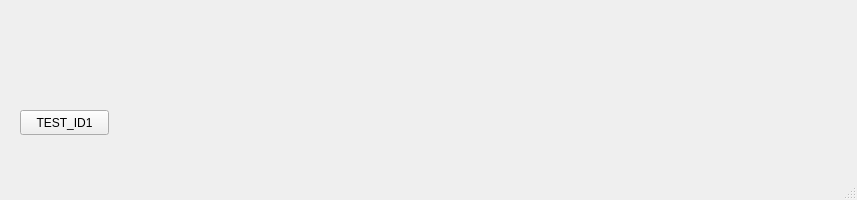
This is eggplant/mainwindow.ui in xlloss/car_info as Qt 5 draws it before an edit. The edited form follows.
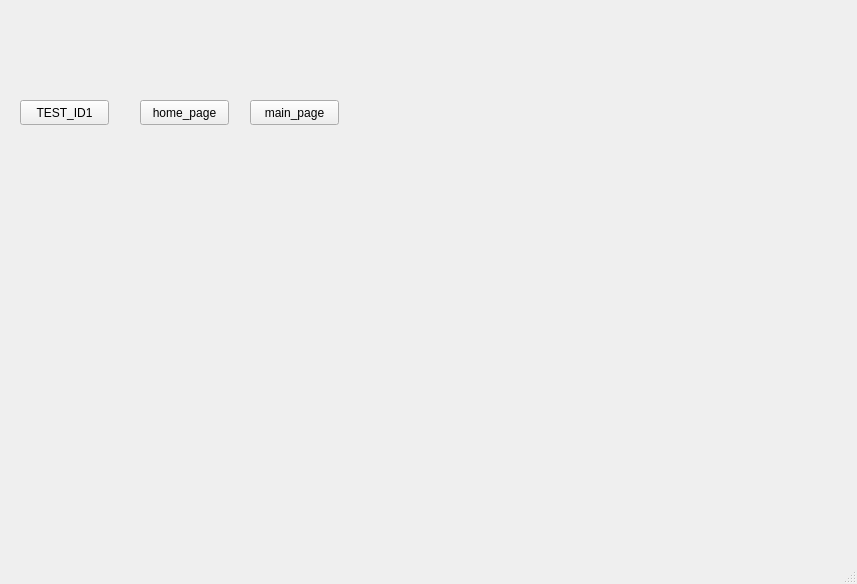
This is the edited form.

Commit message: add home, main page

The edit to the form file:
```diff
--- a/eggplant/mainwindow.ui
+++ b/eggplant/mainwindow.ui
@@ -7,7 +7,7 @@
     <x>0</x>
     <y>0</y>
     <width>857</width>
-    <height>200</height>
+    <height>584</height>
    </rect>
   </property>
   <property name="windowTitle">
@@ -29,7 +29,7 @@
     <property name="geometry">
      <rect>
       <x>20</x>
-      <y>110</y>
+      <y>100</y>
       <width>89</width>
       <height>25</height>
      </rect>
@@ -38,6 +38,32 @@
      <string>TEST_ID1</string>
     </property>
    </widget>
+   <widget class="QPushButton" name="home_page">
+    <property name="geometry">
+     <rect>
+      <x>140</x>
+      <y>100</y>
+      <width>89</width>
+      <height>25</height>
+     </rect>
+    </property>
+    <property name="text">
+     <string>home_page</string>
+    </property>
+   </widget>
+   <widget class="QPushButton" name="main_page">
+    <property name="geometry">
+     <rect>
+      <x>250</x>
+      <y>100</y>
+      <width>89</width>
+      <height>25</height>
+     </rect>
+    </property>
+    <property name="text">
+     <string>main_page</string>
+    </property>
+   </widget>
   </widget>
   <widget class="QMenuBar" name="menubar">
    <property name="geometry">
```
The commit also changes 15 other files.
